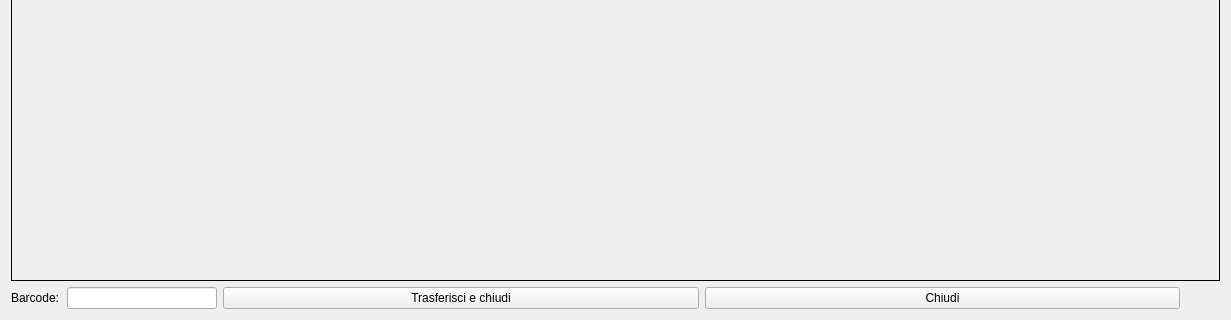
Above: ftimage.ui from fblabs/CLTags before the change; both pictures show x 0 to 1231 and y 338 to 658 of the 1231 by 658 pixel window. Below: the same form after it.
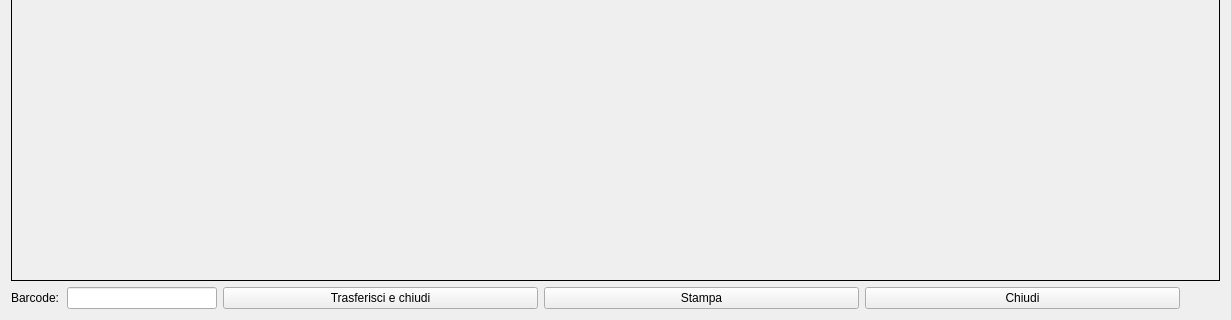
That is the form after the change. Icons and pictures are not drawn.

Diff of the .ui file:
```diff
--- a/ftimage.ui
+++ b/ftimage.ui
@@ -33,7 +33,7 @@
    <item>
     <layout class="QHBoxLayout" name="horizontalLayout_2">
      <item>
-      <layout class="QHBoxLayout" name="horizontalLayout" stretch="0,1,0,0,0">
+      <layout class="QHBoxLayout" name="horizontalLayout" stretch="0,1,0,0,0,0">
        <item>
         <widget class="QLabel" name="label_2">
          <property name="minimumSize">
@@ -86,6 +86,23 @@
          </property>
         </widget>
        </item>
+       <item>
+        <widget class="QPushButton" name="pbPrint">
+         <property name="text">
+          <string>Stampa</string>
+         </property>
+         <property name="icon">
+          <iconset resource="resources.qrc">
+           <normaloff>:/resources/icons/print-icon.png</normaloff>:/resources/icons/print-icon.png</iconset>
+         </property>
+         <property name="iconSize">
+          <size>
+           <width>32</width>
+           <height>32</height>
+          </size>
+         </property>
+        </widget>
+       </item>
        <item>
         <widget class="QPushButton" name="pbCloseWindoiw">
          <property name="text">
```
